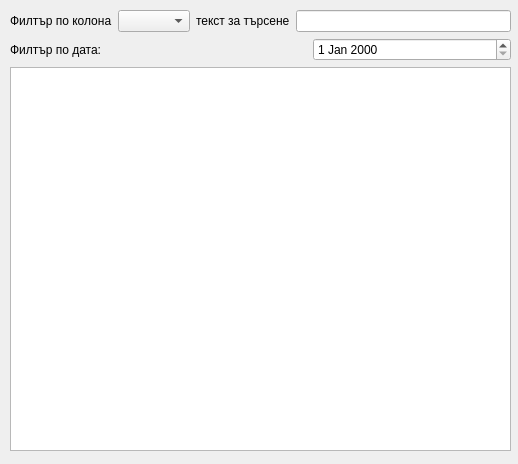
NadiaStrashnikova/JobCrawler, file UI/job_table_view.ui: the form before one commit.
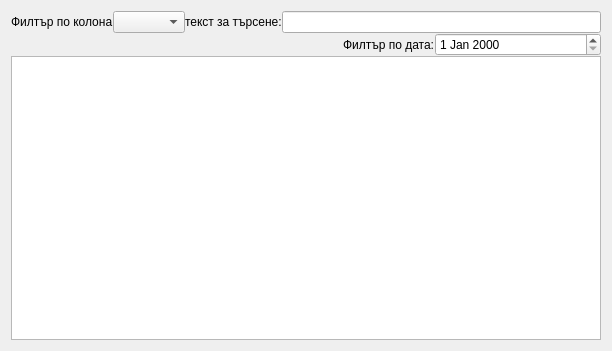
The form after the commit.

Commit message: Vertical layout is resizing along with the form. Form job_table_view is Application Modal

Diff of the .ui file:
```diff
--- a/UI/job_table_view.ui
+++ b/UI/job_table_view.ui
@@ -6,25 +6,21 @@
    <rect>
     <x>0</x>
     <y>0</y>
-    <width>518</width>
-    <height>464</height>
+    <width>612</width>
+    <height>351</height>
    </rect>
   </property>
   <property name="windowTitle">
    <string>LIst of jobs advertisement</string>
   </property>
-  <widget class="QWidget" name="verticalLayoutWidget">
-   <property name="geometry">
-    <rect>
-     <x>10</x>
-     <y>10</y>
-     <width>501</width>
-     <height>441</height>
-    </rect>
-   </property>
+  <layout class="QVBoxLayout" name="verticalLayout_2">
+   <item>
    <layout class="QVBoxLayout" name="verticalLayout" stretch="1,1,20">
+     <property name="spacing">
+      <number>0</number>
+     </property>
     <property name="sizeConstraint">
-     <enum>QLayout::SetDefaultConstraint</enum>
+      <enum>QLayout::SetMinAndMaxSize</enum>
     </property>
     <property name="bottomMargin">
      <number>0</number>
@@ -44,7 +40,7 @@
       <item>
        <widget class="QLabel" name="label">
         <property name="text">
-         <string>текст за търсене</string>
+          <string>текст за търсене:</string>
         </property>
        </widget>
       </item>
@@ -54,14 +50,7 @@
      </layout>
     </item>
     <item>
-     <layout class="QHBoxLayout" name="horizontalLayout_2" stretch="2,1,2">
-      <item>
-       <widget class="QLabel" name="lbl_filter">
-        <property name="text">
-         <string>Филтър по дата:</string>
-        </property>
-       </widget>
-      </item>
+      <layout class="QHBoxLayout" name="horizontalLayout_2" stretch="4,0,2">
       <item>
        <spacer name="horizontalSpacer">
         <property name="orientation">
@@ -75,6 +64,13 @@
         </property>
        </spacer>
       </item>
+       <item>
+        <widget class="QLabel" name="lbl_filter">
+         <property name="text">
+          <string>Филтър по дата:</string>
+         </property>
+        </widget>
+       </item>
       <item>
        <widget class="QDateEdit" name="de_post_date"/>
       </item>
@@ -94,13 +90,20 @@
         <height>444</height>
        </size>
       </property>
+       <property name="autoFillBackground">
+        <bool>true</bool>
+       </property>
+       <property name="sizeAdjustPolicy">
+        <enum>QAbstractScrollArea::AdjustToContents</enum>
+       </property>
       <property name="sortingEnabled">
        <bool>true</bool>
       </property>
      </widget>
     </item>
    </layout>
-  </widget>
+   </item>
+  </layout>
  </widget>
  <resources/>
  <connections/>
```
Left out of the diff: 9 changed lines with no effect on the pictures. Lines whose indentation alone changed are shown as unchanged. The commit also changes 2 other files.
